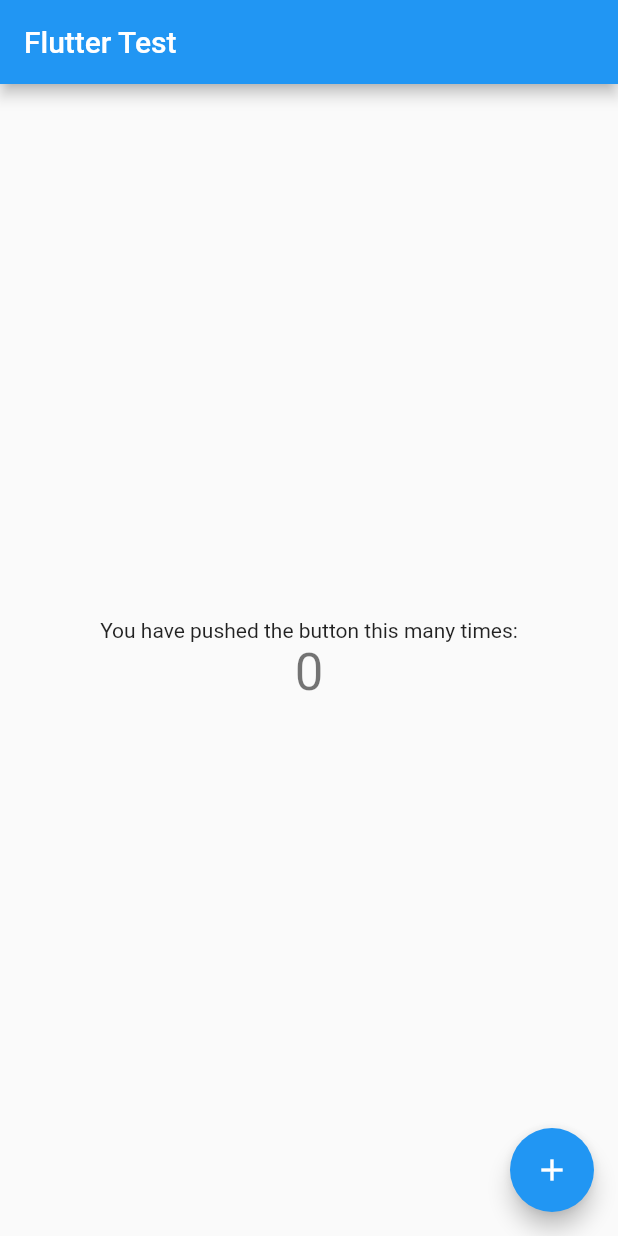
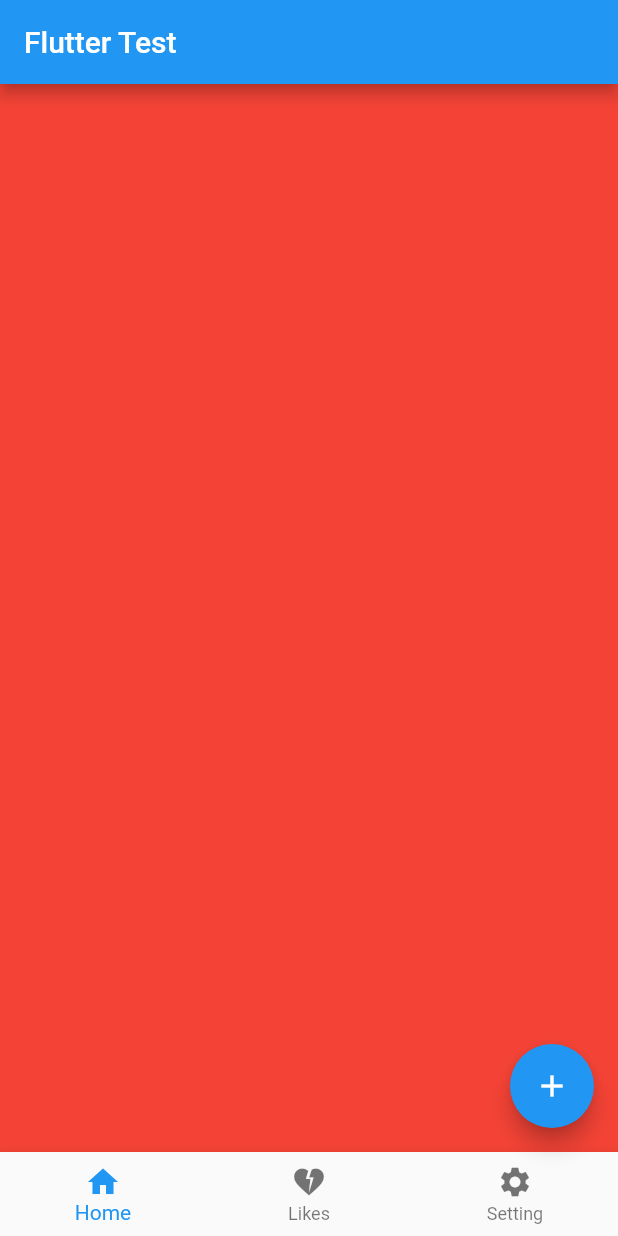
Before and after one commit to ArunAtGitHubb/flutter-playground, a Flutter app: the screen it shows after launch, on a phone screen of 412 x 824 dp. Run offline on Flutter 3.47's test engine with Material 2 defaults, Android fonts, the phone set to English and light mode, and no system bars.

Commit message:
Chnage branch and play with it

```diff
--- a/lib/main.dart
+++ b/lib/main.dart
@@ -28,6 +28,7 @@
 }
 
 class _MyHomePageState extends State<MyHomePage> {
+  final PageController _pageController = PageController(initialPage: 0);
   int _counter = 0;
 
   void _incrementCounter() {
@@ -36,25 +37,56 @@
     });
   }
 
+  List<Widget> _buildThreePageViewChildren() {
+    return <Widget>[
+      Container(color: Colors.red),
+      Container(color: Colors.blue),
+      Container(color: Colors.green),
+    ];
+  }
+
+  List<BottomNavigationBarItem> _buildThreeItems() {
+    return const <BottomNavigationBarItem>[
+      BottomNavigationBarItem(
+        icon: Icon(Icons.home),
+        label: 'Home',
+      ),
+      BottomNavigationBarItem(
+        icon: Icon(Icons.heart_broken),
+        label: 'Likes',
+      ),
+      BottomNavigationBarItem(
+        icon: Icon(Icons.settings),
+        label: 'Setting',
+      ),
+    ];
+  }
+
   @override
   Widget build(BuildContext context) {
     return Scaffold(
       appBar: AppBar(
         title: Text(widget.title),
       ),
-      body: Center(
-        child: Column(
-          mainAxisAlignment: MainAxisAlignment.center,
-          children: <Widget>[
-            const Text(
-              'You have pushed the button this many times:',
-            ),
-            Text(
-              '$_counter',
-              style: Theme.of(context).textTheme.headlineMedium,
-            ),
-          ],
-        ),
+      body: PageView(children: _buildThreePageViewChildren()
+          //  Center(
+          //   child: Column(
+          //     mainAxisAlignment: MainAxisAlignment.center,
+          //     children: <Widget>[
+          //       const Text(
+          //         'You have pushed the button this many times:',
+          //       ),
+          //       Text(
+          //         '$_counter',
+          //         style: Theme.of(context).textTheme.headlineMedium,
+          //       ),
+          //     ],
+          //   ),
+          // ),
+          ),
+      bottomNavigationBar: BottomNavigationBar(
+        items: _buildThreeItems(),
+        onTap: (value) {},
       ),
       floatingActionButton: FloatingActionButton(
         onPressed: _incrementCounter,
```
